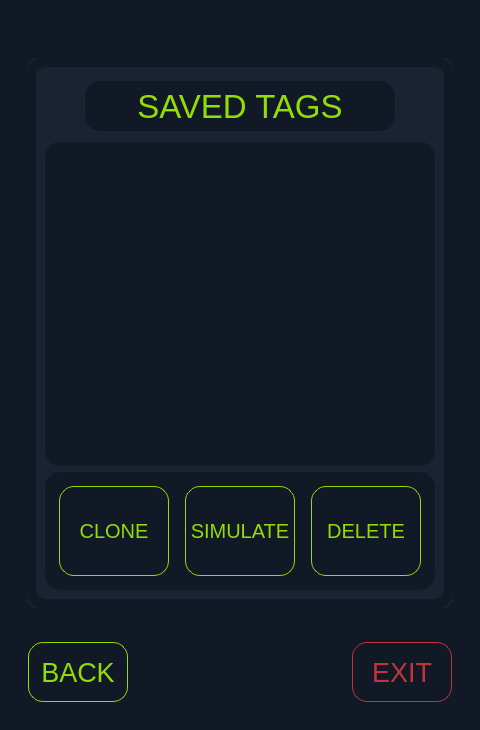
Qt form app-gui.ui (javimarting/px3-app) before a commit.
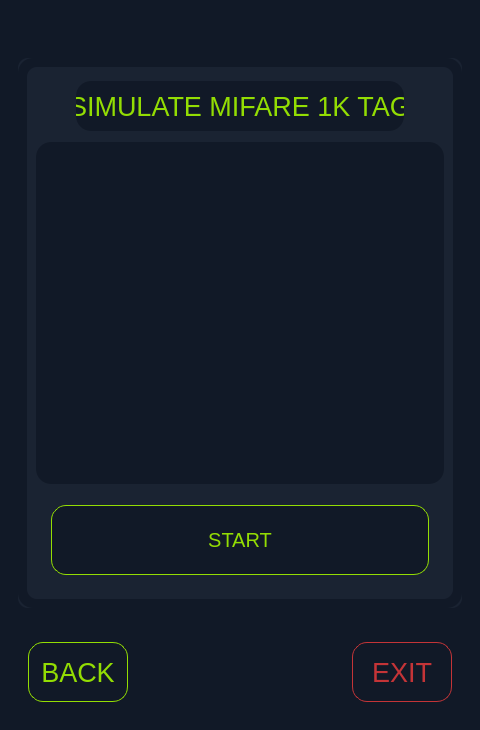
The same form after that commit. The open tabs and pages were chosen to show the change. Icons and pictures are not drawn.

Patch:
```diff
--- a/app-gui.ui
+++ b/app-gui.ui
@@ -296,7 +296,7 @@
               <item>
                <widget class="QWidget" name="mifareCloneSimulatePageContainer" native="true">
                 <property name="styleSheet">
-                 <string notr="true">QWidget#mifareCloneSimulatePageContainer {
+                 <string notr="true">QWidget#mifareSavedTagsContainer {
 background-color: #1a2332;
 border-radius: 10;
 }</string>
@@ -424,7 +424,7 @@
                      </widget>
                     </item>
                     <item>
-                     <widget class="QPushButton" name="startSimulatingButton">
+                     <widget class="QPushButton" name="mfSimulateButton">
                       <property name="sizePolicy">
                        <sizepolicy hsizetype="Preferred" vsizetype="Fixed">
                         <horstretch>0</horstretch>
@@ -469,6 +469,77 @@
               </item>
              </layout>
             </widget>
+            <widget class="QWidget" name="mifareSimulatePage">
+             <layout class="QVBoxLayout" name="verticalLayout_14">
+              <item>
+               <widget class="QWidget" name="mifareSimulateContainer" native="true">
+                <property name="styleSheet">
+                 <string notr="true">QWidget#mifareSimulateContainer {
+background-color: #1a2332;
+border-radius: 10;
+}</string>
+                </property>
+                <layout class="QVBoxLayout" name="verticalLayout_15">
+                 <item>
+                  <widget class="QLabel" name="mifareSimulateTitleLabel">
+                   <property name="minimumSize">
+                    <size>
+                     <width>0</width>
+                     <height>60</height>
+                    </size>
+                   </property>
+                   <property name="maximumSize">
+                    <size>
+                     <width>16777215</width>
+                     <height>60</height>
+                    </size>
+                   </property>
+                   <property name="font">
+                    <font>
+                     <pointsize>20</pointsize>
+                    </font>
+                   </property>
+                   <property name="styleSheet">
+                    <string notr="true">color: #93dd03;
+background-color: #111927;
+border-radius: 15;
+margin: 5px;
+margin-left: 40px;
+margin-right: 40px;</string>
+                   </property>
+                   <property name="text">
+                    <string>SIMULATE MIFARE 1K TAG</string>
+                   </property>
+                   <property name="alignment">
+                    <set>Qt::AlignCenter</set>
+                   </property>
+                  </widget>
+                 </item>
+                 <item>
+                  <widget class="QLabel" name="mifareSimulateLabel">
+                   <property name="text">
+                    <string/>
+                   </property>
+                  </widget>
+                 </item>
+                 <item>
+                  <widget class="QPushButton" name="startSimulatingButton">
+                   <property name="minimumSize">
+                    <size>
+                     <width>0</width>
+                     <height>100</height>
+                    </size>
+                   </property>
+                   <property name="text">
+                    <string>START</string>
+                   </property>
+                  </widget>
+                 </item>
+                </layout>
+               </widget>
+              </item>
+             </layout>
+            </widget>
            </widget>
           </item>
          </layout>
```
Left out of the diff: 105 changed lines with no effect on the pictures.
